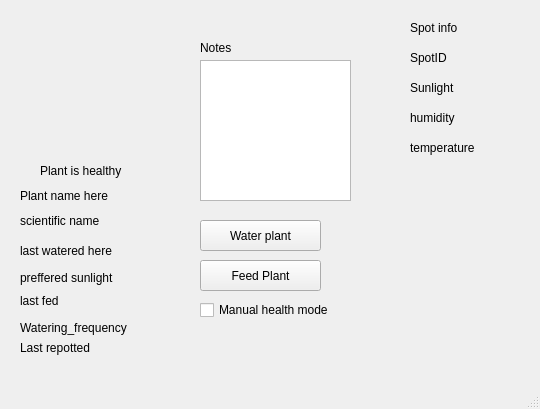
Above: project/ui/plant_view.ui from denzelxav/Plantfolio before the change. Below: the same form after it.
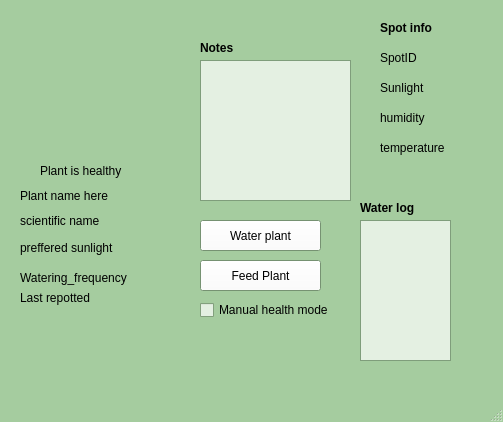
That is the form after the change. Icons and pictures are not drawn.

The edit to the form file:
```diff
--- a/project/ui/plant_view.ui
+++ b/project/ui/plant_view.ui
@@ -6,20 +6,168 @@
    <rect>
     <x>0</x>
     <y>0</y>
-    <width>540</width>
-    <height>409</height>
+    <width>503</width>
+    <height>422</height>
    </rect>
   </property>
+  <property name="palette">
+   <palette>
+    <active>
+     <colorrole role="Button">
+      <brush brushstyle="SolidPattern">
+       <color alpha="179">
+        <red>255</red>
+        <green>255</green>
+        <blue>255</blue>
+       </color>
+      </brush>
+     </colorrole>
+     <colorrole role="BrightText">
+      <brush brushstyle="SolidPattern">
+       <color alpha="255">
+        <red>64</red>
+        <green>159</green>
+        <blue>63</blue>
+       </color>
+      </brush>
+     </colorrole>
+     <colorrole role="Base">
+      <brush brushstyle="SolidPattern">
+       <color alpha="179">
+        <red>255</red>
+        <green>255</green>
+        <blue>255</blue>
+       </color>
+      </brush>
+     </colorrole>
+     <colorrole role="Window">
+      <brush brushstyle="SolidPattern">
+       <color alpha="255">
+        <red>165</red>
+        <green>204</green>
+        <blue>159</blue>
+       </color>
+      </brush>
+     </colorrole>
+     <colorrole role="Accent">
+      <brush brushstyle="SolidPattern">
+       <color alpha="255">
+        <red>64</red>
+        <green>159</green>
+        <blue>63</blue>
+       </color>
+      </brush>
+     </colorrole>
+    </active>
+    <inactive>
+     <colorrole role="Button">
+      <brush brushstyle="SolidPattern">
+       <color alpha="179">
+        <red>255</red>
+        <green>255</green>
+        <blue>255</blue>
+       </color>
+      </brush>
+     </colorrole>
+     <colorrole role="BrightText">
+      <brush brushstyle="SolidPattern">
+       <color alpha="255">
+        <red>64</red>
+        <green>159</green>
+        <blue>63</blue>
+       </color>
+      </brush>
+     </colorrole>
+     <colorrole role="Base">
+      <brush brushstyle="SolidPattern">
+       <color alpha="179">
+        <red>255</red>
+        <green>255</green>
+        <blue>255</blue>
+       </color>
+      </brush>
+     </colorrole>
+     <colorrole role="Window">
+      <brush brushstyle="SolidPattern">
+       <color alpha="255">
+        <red>165</red>
+        <green>204</green>
+        <blue>159</blue>
+       </color>
+      </brush>
+     </colorrole>
+     <colorrole role="Accent">
+      <brush brushstyle="SolidPattern">
+       <color alpha="255">
+        <red>64</red>
+        <green>159</green>
+        <blue>63</blue>
+       </color>
+      </brush>
+     </colorrole>
+    </inactive>
+    <disabled>
+     <colorrole role="Button">
+      <brush brushstyle="SolidPattern">
+       <color alpha="179">
+        <red>255</red>
+        <green>255</green>
+        <blue>255</blue>
+       </color>
+      </brush>
+     </colorrole>
+     <colorrole role="BrightText">
+      <brush brushstyle="SolidPattern">
+       <color alpha="255">
+        <red>64</red>
+        <green>159</green>
+        <blue>63</blue>
+       </color>
+      </brush>
+     </colorrole>
+     <colorrole role="Base">
+      <brush brushstyle="SolidPattern">
+       <color alpha="255">
+        <red>165</red>
+        <green>204</green>
+        <blue>159</blue>
+       </color>
+      </brush>
+     </colorrole>
+     <colorrole role="Window">
+      <brush brushstyle="SolidPattern">
+       <color alpha="255">
+        <red>165</red>
+        <green>204</green>
+        <blue>159</blue>
+       </color>
+      </brush>
+     </colorrole>
+     <colorrole role="Accent">
+      <brush brushstyle="SolidPattern">
+       <color alpha="255">
+        <red>64</red>
+        <green>159</green>
+        <blue>63</blue>
+       </color>
+      </brush>
+     </colorrole>
+    </disabled>
+   </palette>
+  </property>
   <property name="windowTitle">
    <string>Plant View</string>
   </property>
+  <property name="autoFillBackground">
+   <bool>false</bool>
+  </property>
   <widget class="QWidget" name="centralwidget">
    <widget class="QLabel" name="Plant_Icon">
     <property name="geometry">
      <rect>
       <x>20</x>
       <y>20</y>
-      <width>121</width>
+      <width>111</width>
       <height>141</height>
      </rect>
     </property>
@@ -105,19 +253,6 @@
      <string>Plant name here</string>
     </property>
    </widget>
-   <widget class="QLabel" name="last_watered">
-    <property name="geometry">
-     <rect>
-      <x>20</x>
-      <y>240</y>
-      <width>111</width>
-      <height>21</height>
-     </rect>
-    </property>
-    <property name="text">
-     <string>last watered here</string>
-    </property>
-   </widget>
    <widget class="QLabel" name="sun_status">
     <property name="geometry">
      <rect>
@@ -141,7 +276,7 @@
     <property name="geometry">
      <rect>
       <x>20</x>
-      <y>270</y>
+      <y>240</y>
       <width>101</width>
       <height>16</height>
      </rect>
@@ -154,7 +289,7 @@
     <property name="geometry">
      <rect>
       <x>120</x>
-      <y>260</y>
+      <y>230</y>
       <width>41</width>
       <height>31</height>
      </rect>
@@ -182,24 +317,11 @@
      <string>scientific name</string>
     </property>
    </widget>
-   <widget class="QLabel" name="last_fed">
-    <property name="geometry">
-     <rect>
-      <x>20</x>
-      <y>290</y>
-      <width>91</width>
-      <height>21</height>
-     </rect>
-    </property>
-    <property name="text">
-     <string>last fed</string>
-    </property>
-   </widget>
    <widget class="QLabel" name="label">
     <property name="geometry">
      <rect>
       <x>20</x>
-      <y>320</y>
+      <y>270</y>
       <width>111</width>
       <height>16</height>
      </rect>
@@ -212,7 +334,7 @@
     <property name="geometry">
      <rect>
       <x>20</x>
-      <y>340</y>
+      <y>290</y>
       <width>111</width>
       <height>16</height>
      </rect>
@@ -230,6 +352,16 @@
       <height>141</height>
      </rect>
     </property>
+    <property name="html">
+     <string>&lt;!DOCTYPE HTML PUBLIC &quot;-//W3C//DTD HTML 4.0//EN&quot; &quot;http://www.w3.org/TR/REC-html40/strict.dtd&quot;&gt;
+&lt;html&gt;&lt;head&gt;&lt;meta name=&quot;qrichtext&quot; content=&quot;1&quot; /&gt;&lt;meta charset=&quot;utf-8&quot; /&gt;&lt;style type=&quot;text/css&quot;&gt;
+p, li { white-space: pre-wrap; }
+hr { height: 1px; border-width: 0; }
+li.unchecked::marker { content: &quot;\2610&quot;; }
+li.checked::marker { content: &quot;\2612&quot;; }
+&lt;/style&gt;&lt;/head&gt;&lt;body style=&quot; font-family:'Segoe UI'; font-size:9pt; font-weight:400; font-style:normal;&quot;&gt;
+&lt;p style=&quot;-qt-paragraph-type:empty; margin-top:0px; margin-bottom:0px; margin-left:0px; margin-right:0px; -qt-block-indent:0; text-indent:0px;&quot;&gt;&lt;br /&gt;&lt;/p&gt;&lt;/body&gt;&lt;/html&gt;</string>
+    </property>
    </widget>
    <widget class="QLabel" name="notes_header">
     <property name="geometry">
@@ -240,6 +372,11 @@
       <height>16</height>
      </rect>
     </property>
+    <property name="font">
+     <font>
+      <bold>true</bold>
+     </font>
+    </property>
     <property name="text">
      <string>Notes</string>
     </property>
@@ -260,12 +397,17 @@
    <widget class="QLabel" name="spot_info">
     <property name="geometry">
      <rect>
-      <x>410</x>
+      <x>380</x>
       <y>20</y>
-      <width>49</width>
+      <width>61</width>
       <height>16</height>
      </rect>
     </property>
+    <property name="font">
+     <font>
+      <bold>true</bold>
+     </font>
+    </property>
     <property name="text">
      <string>Spot info</string>
     </property>
@@ -273,7 +415,7 @@
    <widget class="QLabel" name="spot_id">
     <property name="geometry">
      <rect>
-      <x>410</x>
+      <x>380</x>
       <y>50</y>
       <width>49</width>
       <height>16</height>
@@ -286,7 +428,7 @@
    <widget class="QLabel" name="spot_sunlight_text">
     <property name="geometry">
      <rect>
-      <x>410</x>
+      <x>380</x>
       <y>80</y>
       <width>71</width>
       <height>16</height>
@@ -299,7 +441,7 @@
    <widget class="QLabel" name="humidity">
     <property name="geometry">
      <rect>
-      <x>410</x>
+      <x>380</x>
       <y>110</y>
       <width>49</width>
       <height>16</height>
@@ -312,7 +454,7 @@
    <widget class="QLabel" name="temperature">
     <property name="geometry">
      <rect>
-      <x>410</x>
+      <x>380</x>
       <y>140</y>
       <width>71</width>
       <height>16</height>
@@ -322,6 +464,34 @@
      <string>temperature</string>
     </property>
    </widget>
+   <widget class="QListView" name="water_log">
+    <property name="geometry">
+     <rect>
+      <x>360</x>
+      <y>220</y>
+      <width>91</width>
+      <height>141</height>
+     </rect>
+    </property>
+   </widget>
+   <widget class="QLabel" name="water_log_header">
+    <property name="geometry">
+     <rect>
+      <x>360</x>
+      <y>200</y>
+      <width>61</width>
+      <height>16</height>
+     </rect>
+    </property>
+    <property name="font">
+     <font>
+      <bold>true</bold>
+     </font>
+    </property>
+    <property name="text">
+     <string>Water log</string>
+    </property>
+   </widget>
   </widget>
   <widget class="QMenuBar" name="menubar">
    <property name="geometry">
```
Left out of the diff: 4 changed lines with no effect on the pictures.
